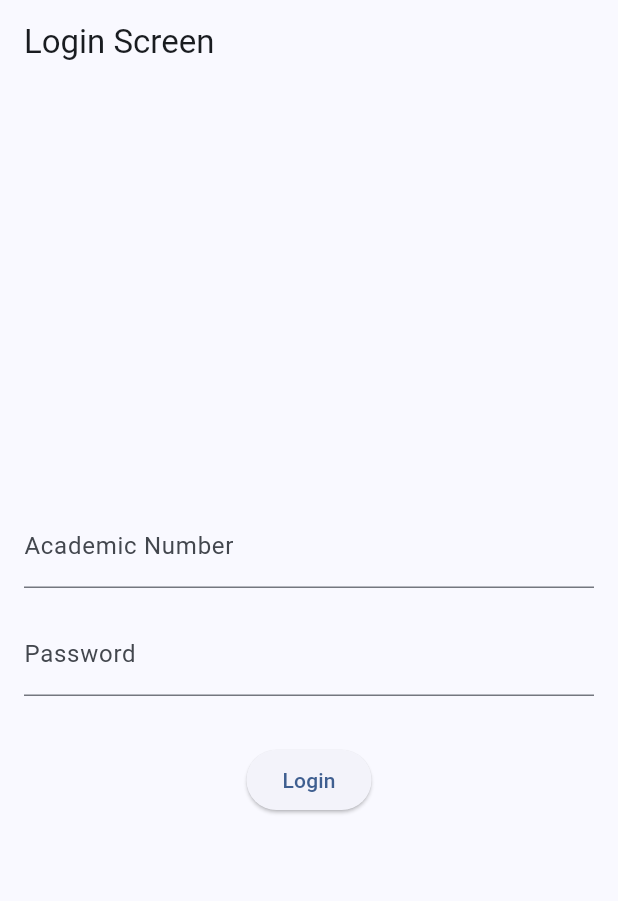
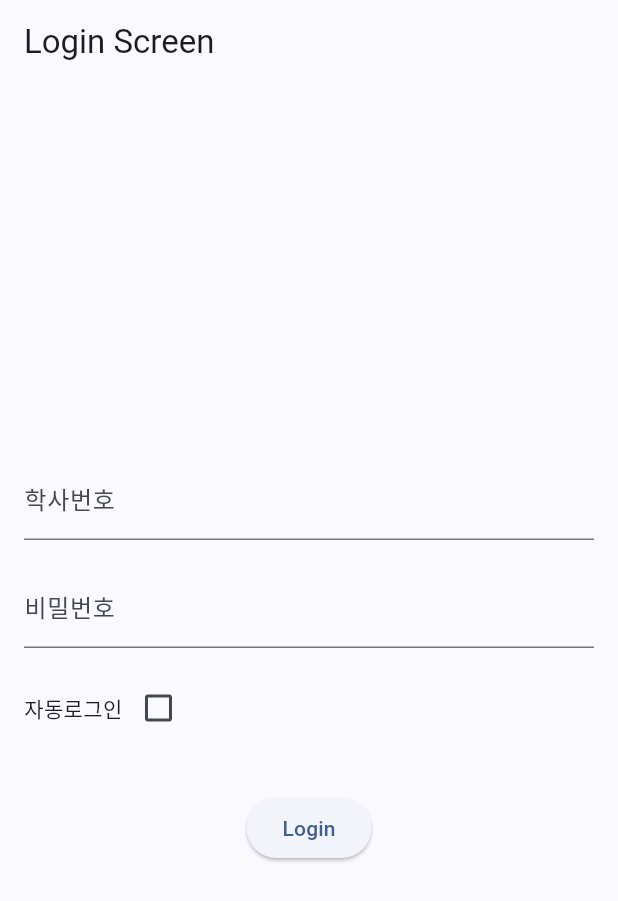
Before and after one commit to manleKim/cbhsapp, a Flutter app: the screen it shows after launch, on a phone screen of 412 x 824 dp. Shown: the top 901 px of the screen. Run offline on Flutter 3.47's test engine with Material 3 defaults, Android fonts, the phone set to English and light mode, and no system bars; our stand-ins replace flutter_dotenv, flutter_secure_storage, qr_flutter; Roboto replaces fonts that are missing (Gmarket).

Commit message:
자동로그인 구현

```diff
--- a/lib/main.dart
+++ b/lib/main.dart
@@ -1,10 +1,12 @@
 import 'package:cbhsapp/provider/meal_provider.dart';
 import 'package:cbhsapp/provider/user_manage_provider.dart';
 import 'package:cbhsapp/provider/user_provider.dart';
+import 'package:cbhsapp/screens/home_screen.dart';
 import 'package:cbhsapp/screens/login_screen.dart';
 import 'package:cbhsapp/style.dart';
 import 'package:flutter/material.dart';
 import 'package:flutter_dotenv/flutter_dotenv.dart';
+import 'package:flutter_secure_storage/flutter_secure_storage.dart';
 import 'package:provider/provider.dart';
 
 void main() async {
@@ -34,8 +36,57 @@ class App extends StatelessWidget {
           colorScheme: ColorScheme.fromSeed(seedColor: AppColor.main),
           useMaterial3: true,
         ),
-        home: const LoginScreen(),
+        home: const SplashScreen(),
       ),
     );
   }
 }
+
+class SplashScreen extends StatefulWidget {
+  const SplashScreen({super.key});
+
+  @override
+  State<SplashScreen> createState() => _SplashScreenState();
+}
+
+class _SplashScreenState extends State<SplashScreen> {
+  bool isAutoLogin = false;
+
+  @override
+  Widget build(BuildContext context) {
+    return FutureBuilder(
+      future: _checkAutoLogin(context),
+      builder: (context, snapshot) {
+        if (snapshot.connectionState == ConnectionState.done) {
+          return snapshot.data == true
+              ? const HomeScreen()
+              : const LoginScreen();
+        } else {
+          return const Scaffold(
+            body: Text('스플래쉬 화면입니당'),
+          );
+        }
+      },
+    );
+  }
+
+  Future<bool> _checkAutoLogin(BuildContext context) async {
+    const FlutterSecureStorage secureStorage = FlutterSecureStorage();
+    String? academicNumber = await secureStorage.read(key: 'academicNumber');
+    String? password = await secureStorage.read(key: 'password');
+    if (academicNumber != null && password != null) {
+      try {
+        context.read<UserProvider>().setUser(academicNumber, password);
+        context.read<UserManageProvider>().setUser(academicNumber, password);
+        context.read<UserManageProvider>().getStudentInfo();
+
+        return true;
+      } catch (e) {
+        print(e.toString());
+        return false;
+      }
+    }
+
+    return false;
+  }
+}
--- a/lib/screens/login_screen.dart
+++ b/lib/screens/login_screen.dart
@@ -3,6 +3,7 @@ import 'package:cbhsapp/provider/user_provider.dart';
 import 'package:cbhsapp/screens/home_screen.dart';
 import 'package:cbhsapp/services/login_service.dart';
 import 'package:flutter/material.dart';
+import 'package:flutter_secure_storage/flutter_secure_storage.dart';
 import 'package:provider/provider.dart';
 
 class LoginScreen extends StatefulWidget {
@@ -16,6 +17,13 @@ class _LoginScreenState extends State<LoginScreen> {
   final TextEditingController _academicNumberController =
       TextEditingController();
   final TextEditingController _passwordController = TextEditingController();
+  bool _autoLogin = false;
+
+  @override
+  void initState() {
+    super.initState();
+  }
+
   @override
   Widget build(BuildContext context) {
     return Scaffold(
@@ -29,18 +37,31 @@ class _LoginScreenState extends State<LoginScreen> {
           children: [
             TextField(
               controller: _academicNumberController,
-              decoration: const InputDecoration(labelText: 'Academic Number'),
+              decoration: const InputDecoration(labelText: '학사번호'),
             ),
             const SizedBox(height: 16),
             TextField(
               controller: _passwordController,
               obscureText: true,
-              decoration: const InputDecoration(labelText: 'Password'),
+              decoration: const InputDecoration(labelText: '비밀번호'),
+            ),
+            const SizedBox(height: 16),
+            Row(
+              children: [
+                const Text('자동로그인'),
+                Checkbox(
+                  value: _autoLogin,
+                  onChanged: (value) {
+                    setState(() {
+                      _autoLogin = value!;
+                    });
+                  },
+                ),
+              ],
             ),
             const SizedBox(height: 32),
             ElevatedButton(
               onPressed: () {
-                // Replace this with your login logic
                 _performLogin();
               },
               child: const Text('Login'),
@@ -65,6 +86,11 @@ class _LoginScreenState extends State<LoginScreen> {
           .read<UserManageProvider>()
           .setUser(academicNumber, password);
       currentContext.read<UserManageProvider>().getStudentInfo();
+      if (_autoLogin) {
+        const FlutterSecureStorage secureStorage = FlutterSecureStorage();
+        secureStorage.write(key: 'academicNumber', value: academicNumber);
+        secureStorage.write(key: 'password', value: password);
+      }
       Navigator.push(currentContext,
           MaterialPageRoute(builder: (context) => const HomeScreen()));
       _academicNumberController.clear();
--- a/pubspec.yaml
+++ b/pubspec.yaml
@@ -41,6 +41,7 @@ dependencies:
   provider: ^6.1.1
   html: ^0.15.4
   xml: ^6.5.0
+  flutter_secure_storage: ^9.0.0
 
 dev_dependencies:
   flutter_test:
```
Also changed, not shown: lib/screens/user_info_screen.dart (+10 -2 lines), 8 other files.
